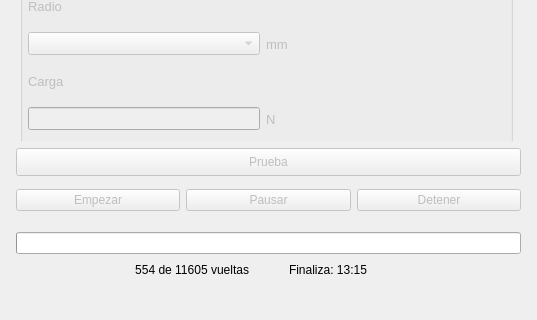
Qt form views/PinOnDiskMain.ui (leandro39/PinOnDiskApp) before a commit; both pictures show x 0 to 537 and y 380 to 700 of the 537 by 700 pixel window.
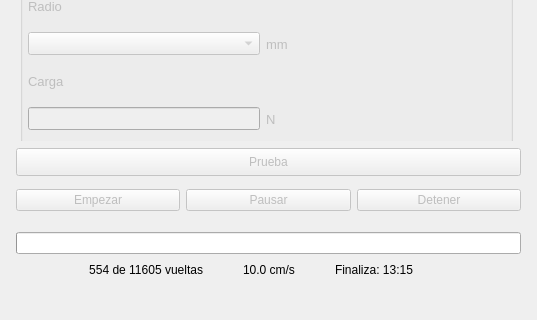
The same form after that commit. Icons and pictures are not drawn.

The edit to the form file:
```diff
--- a/views/PinOnDiskMain.ui
+++ b/views/PinOnDiskMain.ui
@@ -270,7 +270,7 @@
       </widget>
      </item>
      <item row="1" column="0">
-      <layout class="QHBoxLayout" name="horizontalLayout_6" stretch="3,0,3">
+      <layout class="QHBoxLayout" name="horizontalLayout_6" stretch="3,0,0,0,3">
        <item>
         <widget class="QLabel" name="progressLabel">
          <property name="sizePolicy">
@@ -303,6 +303,35 @@
          </property>
         </spacer>
        </item>
+       <item>
+        <widget class="QLabel" name="speedLabel">
+         <property name="font">
+          <font>
+           <weight>50</weight>
+           <bold>false</bold>
+          </font>
+         </property>
+         <property name="text">
+          <string>10.0 cm/s</string>
+         </property>
+         <property name="alignment">
+          <set>Qt::AlignLeading|Qt::AlignLeft|Qt::AlignVCenter</set>
+         </property>
+        </widget>
+       </item>
+       <item>
+        <spacer name="horizontalSpacer_2">
+         <property name="orientation">
+          <enum>Qt::Horizontal</enum>
+         </property>
+         <property name="sizeHint" stdset="0">
+          <size>
+           <width>40</width>
+           <height>20</height>
+          </size>
+         </property>
+        </spacer>
+       </item>
        <item>
         <widget class="QLabel" name="estimatedEndLabel">
          <property name="font">
```
